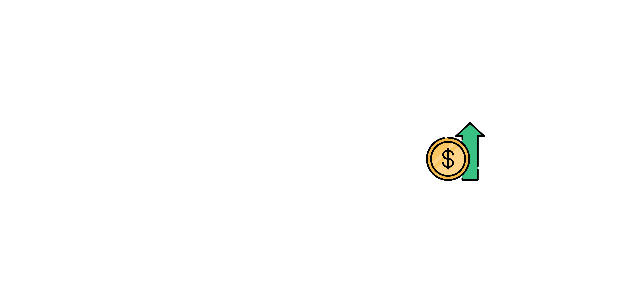
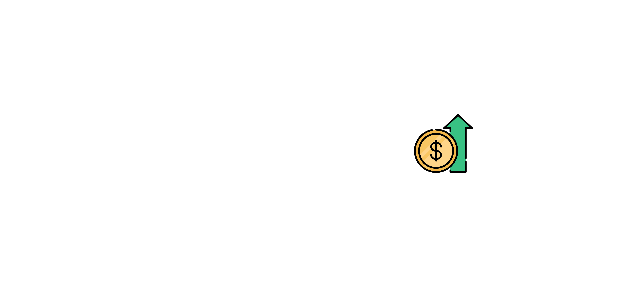
Before and after one commit to rebertiger/Crypto-Tracker, an Android app: the layout recycler_row.xml on its own in the app's theme, with its tools: preview values and no code run, on a phone screen of 412 x 824 dp. Shown: the top 300 px of the screen. Run offline under Robolectric (Android 15) with nearby library versions, the phone set to English and light mode, and no system bars.

Commit message:
UI arrangements again.

```diff
--- a/app/src/main/java/com/reber/cryptotracker/Adapters/Adapter.java
+++ b/app/src/main/java/com/reber/cryptotracker/Adapters/Adapter.java
@@ -23,7 +23,7 @@ public class Adapter extends RecyclerView.Adapter<RecyclerView.ViewHolder> {
     TextView symbolRow;
     TextView perRow;
     ImageView chartStatus;
-    private final String[] colors = {"#E1BEE7","#9FA8DA","#42A5F5","#80D8FF","#B2DFDB","#C8E6C9","#69F0AE"};
+    private final String[] colors = {"#F7DAD9","#B2DFDB","#FFE0B2","#E6D4E9","#FFF9C4","#D1C4E9","#FFC8B2"};
 
     public Adapter(ArrayList<Model> cryptoList) {
         this.cryptoList = cryptoList;
--- a/app/src/main/res/drawable/search_view_bg.xml
+++ b/app/src/main/res/drawable/search_view_bg.xml
@@ -1,7 +1,7 @@
 <?xml version="1.0" encoding="utf-8"?>
 <shape xmlns:android="http://schemas.android.com/apk/res/android">
 <corners android:radius="8dp"/>
-    <stroke android:color="@color/purple_500"
+    <stroke android:color="#C3B1E1"
         android:width="2dp"/>
 
 </shape>
--- a/app/src/main/res/layout/recycler_row.xml
+++ b/app/src/main/res/layout/recycler_row.xml
@@ -11,11 +11,11 @@
 
     <TextView
         android:id="@+id/symbolRow"
+        android:textStyle="bold"
         android:layout_width="200dp"
         android:layout_height="32dp"
         android:layout_marginStart="12dp"
-        android:text="TextView"
-        android:textColor="@android:color/background_light"
+        android:textColor="#3f3f3f"
         android:textSize="25sp"
         app:layout_constraintEnd_toEndOf="parent"
         app:layout_constraintHorizontal_bias="0.0"
@@ -27,8 +27,7 @@
         android:layout_width="200dp"
         android:layout_height="29dp"
         android:layout_marginStart="12dp"
-        android:text="TextView"
-        android:textColor="@android:color/background_light"
+        android:textColor="#3f3f3f"
         android:textSize="22sp"
         app:layout_constraintEnd_toEndOf="parent"
         app:layout_constraintHorizontal_bias="0.0"
@@ -40,8 +39,7 @@
         android:layout_width="220dp"
         android:layout_height="26dp"
         android:layout_marginLeft="12dp"
-        android:text="TextView"
-        android:textColor="@android:color/background_light"
+        android:textColor="#3f3f3f"
         android:textSize="20sp"
         app:layout_constraintEnd_toEndOf="parent"
         app:layout_constraintHorizontal_bias="0.0"
@@ -50,16 +48,15 @@
 
     <TextView
         android:id="@+id/perRow"
-        android:layout_width="65dp"
-        android:layout_height="35dp"
+        android:layout_width="77dp"
+        android:layout_height="30dp"
         android:layout_marginStart="7dp"
         android:layout_marginTop="4dp"
         android:layout_marginEnd="12dp"
-        android:text="TextView"
-        android:textColor="@android:color/background_light"
+        android:textColor="#3f3f3f"
         android:textSize="20sp"
         app:layout_constraintEnd_toEndOf="parent"
-        app:layout_constraintHorizontal_bias="1.0"
+        app:layout_constraintHorizontal_bias="0.466"
         app:layout_constraintStart_toEndOf="@+id/chartStatus"
         app:layout_constraintTop_toBottomOf="@+id/priceRow" />
 
@@ -69,10 +66,10 @@
         android:layout_height="39dp"
         app:layout_constraintBottom_toBottomOf="parent"
         app:layout_constraintEnd_toEndOf="parent"
-        app:layout_constraintHorizontal_bias="0.341"
+        app:layout_constraintHorizontal_bias="0.269"
         app:layout_constraintStart_toEndOf="@+id/priceRow"
         app:layout_constraintTop_toTopOf="parent"
-        app:layout_constraintVertical_bias="0.919"
+        app:layout_constraintVertical_bias="0.913"
         app:srcCompat="@drawable/profits" />
 
 </androidx.constraintlayout.widget.ConstraintLayout>
```
